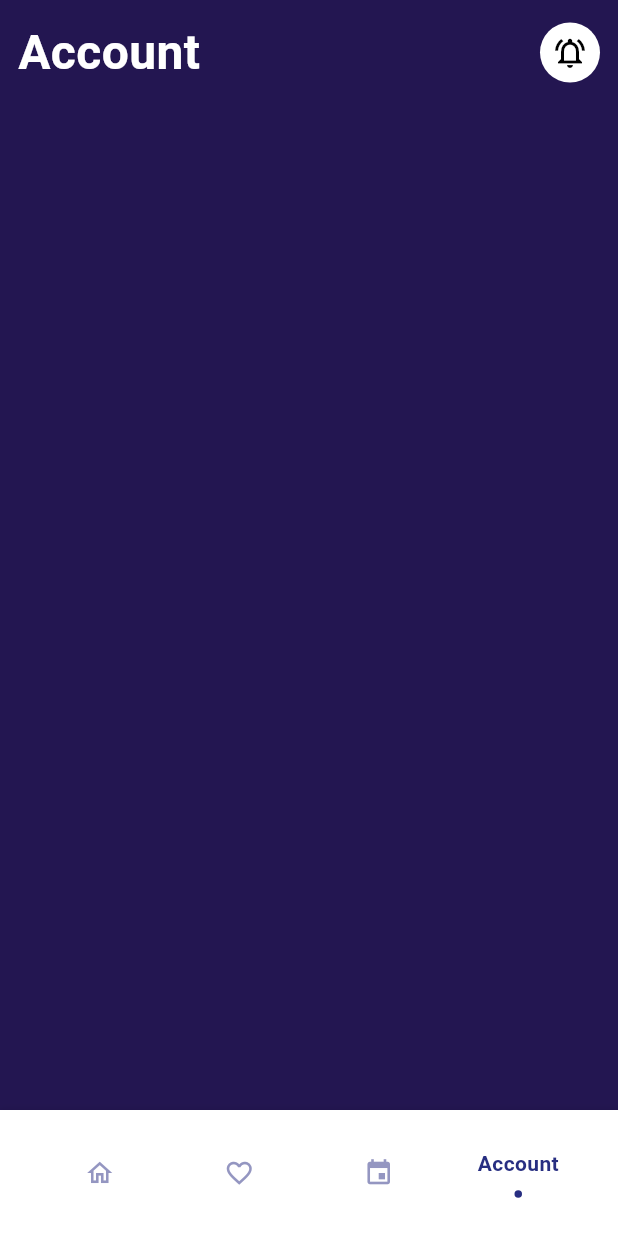
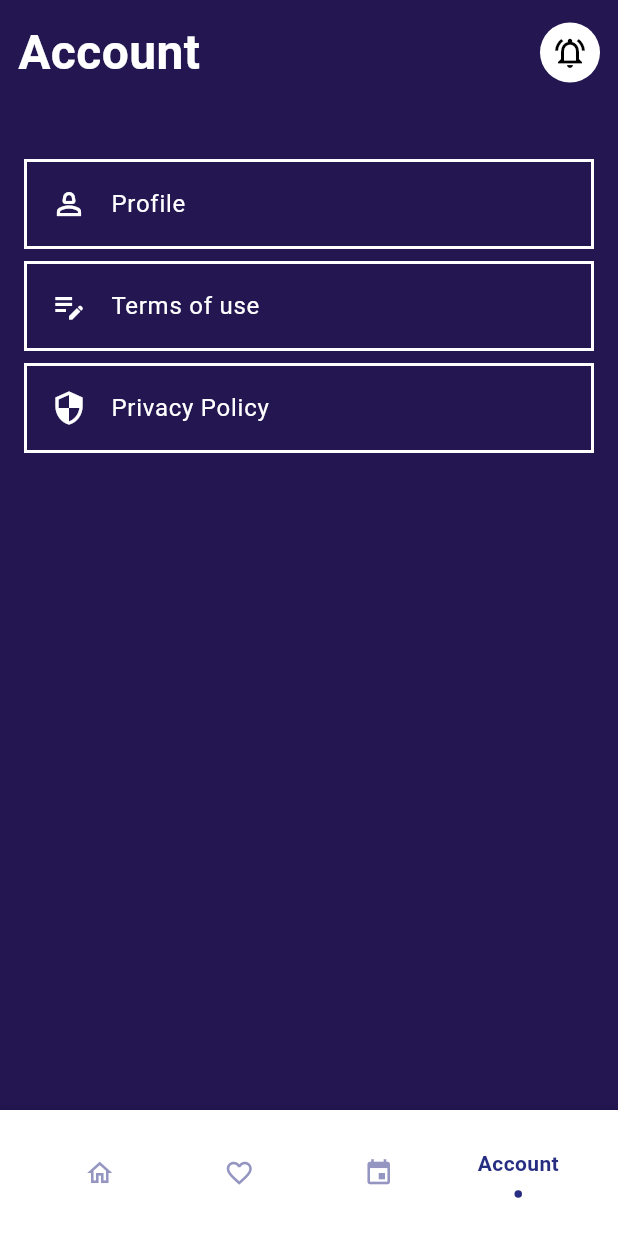
Before and after one commit to Cavin6080/bookmark-manager, a Flutter app: the screen it shows after launch, item 4 of the bottom bar chosen, on a phone screen of 412 x 824 dp. Run offline on Flutter 3.47's test engine with Material 3 defaults, Android fonts, the light colour scheme and no system bars; drawn by our look-alikes of flashy_tab_bar2; our stand-ins replace animated_text_kit, concentric_transition, dio, flutter_svg, get, lottie; missing offline and left inert: flutter_link_previewer, link_preview_generator, receive_sharing_intent; network calls fail.

Commit message:
Added Account Screen UI

```diff
--- a/packages/bookmark_manager_app/lib/app/modules/home/views/account_widget.dart
+++ b/packages/bookmark_manager_app/lib/app/modules/home/views/account_widget.dart
@@ -31,6 +31,60 @@
             ],
           ),
           20.h,
+          ListView(
+            shrinkWrap: true,
+            padding: const EdgeInsets.all(16),
+            physics: const NeverScrollableScrollPhysics(),
+            children: [
+              Container(
+                decoration: BoxDecoration(border: Border.all(color: Colors.white, width: 2)),
+                child: const ListTile(
+                  leading: Icon(
+                    Icons.person_2_outlined,
+                    color: Colors.white,
+                  ),
+                  title: Text(
+                    'Profile',
+                    style: TextStyle(
+                      color: Colors.white,
+                    ),
+                  ),
+                ),
+              ),
+              8.h,
+              Container(
+                decoration: BoxDecoration(border: Border.all(color: Colors.white, width: 2)),
+                child: const ListTile(
+                  leading: Icon(
+                    Icons.edit_note,
+                    color: Colors.white,
+                  ),
+                  title: Text(
+                    'Terms of use',
+                    style: TextStyle(
+                      color: Colors.white,
+                    ),
+                  ),
+                ),
+              ),
+              8.h,
+              Container(
+                decoration: BoxDecoration(border: Border.all(color: Colors.white, width: 2)),
+                child: const ListTile(
+                  leading: Icon(
+                    Icons.security,
+                    color: Colors.white,
+                  ),
+                  title: Text(
+                    'Privacy Policy',
+                    style: TextStyle(
+                      color: Colors.white,
+                    ),
+                  ),
+                ),
+              ),
+            ],
+          )
         ],
       ),
     );
```
Also changed, not shown: packages/bookmark_manager_app/pubspec.yaml (+18 -0 lines), packages/bookmark_manager_app/assets/images/launcher_icon.png (added), packages/bookmark_manager_app/pubspec.lock, 20 other files.
